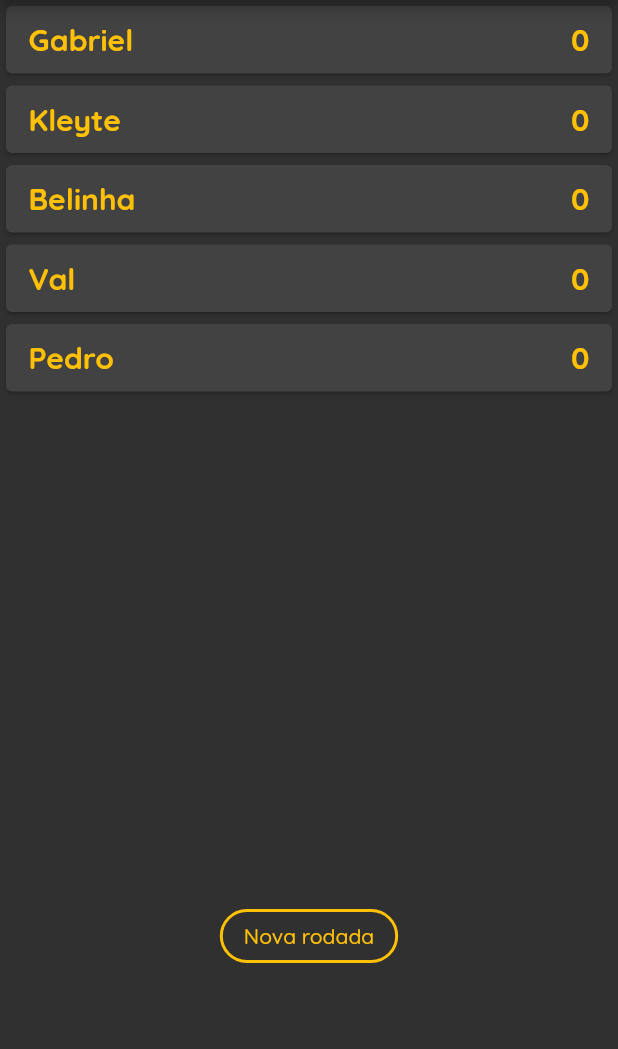
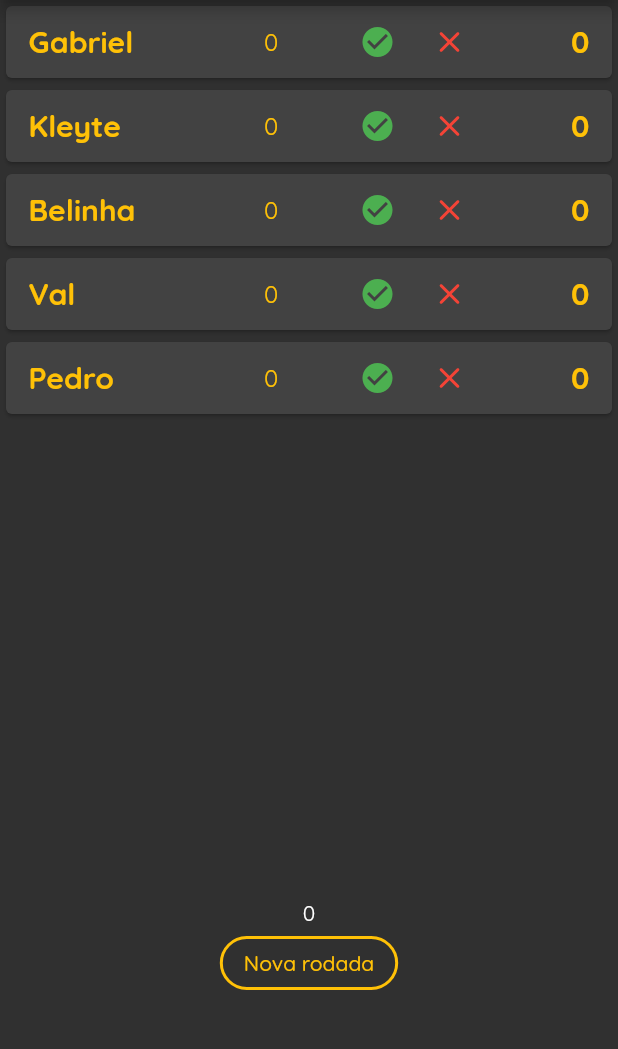
Before and after one commit to GabrielDangelo21/jogo_danese_flutter, a Flutter app: the screen it shows after launch, after a tap on "Jogar", on a phone screen of 412 x 824 dp, the part 84-1133 px from its top. Run offline on Flutter 3.47's test engine with Material 2 defaults, Android fonts, the phone set to English and light mode, and no system bars.

Commit message:
Criado botões na tela jogo e pedidas atualizáveis

```diff
--- a/lib/components/jogadores_form.dart
+++ b/lib/components/jogadores_form.dart
@@ -27,6 +27,7 @@ class _JogadoresFormState extends State<JogadoresForm> {
       children: [
         Card(
           child: TextField(
+            autofocus: true,
             controller: nomeController,
             //para o usuario nao ter que clicar no adicionar jogador e sim no ok do teclado
             onSubmitted: (_) => _submitForm(),
--- a/lib/components/jogadores_list.dart
+++ b/lib/components/jogadores_list.dart
@@ -3,6 +3,7 @@ import 'package:jogo_fodase/models/jogadores.dart';
 
 class JogadoresList extends StatelessWidget {
   final List<Jogador> jogadores;
+  int pedidas = 0;
 
   JogadoresList(this.jogadores);
 
@@ -19,6 +20,7 @@ class JogadoresList extends StatelessWidget {
               mainAxisAlignment: MainAxisAlignment.spaceBetween,
               children: [
                 Container(
+                  width: 100,
                   margin: EdgeInsets.symmetric(
                     horizontal: 15,
                     vertical: 10,
@@ -30,6 +32,30 @@ class JogadoresList extends StatelessWidget {
                       fontWeight: FontWeight.bold,
                       color: Theme.of(context).primaryColor,
                     ),
+                  ),
+                ),
+                Container(
+                  child: Text(
+                      style: TextStyle(
+                        fontSize: 16,
+                        color: Theme.of(context).primaryColor,
+                      ),
+                      pedidas.toString()),
+                ),
+                Container(
+                  child: Row(
+                    children: [
+                      IconButton(
+                        onPressed: () => {},
+                        icon: Icon(Icons.check_circle),
+                        color: Colors.green,
+                      ),
+                      IconButton(
+                        onPressed: () => {},
+                        icon: Icon(Icons.close_rounded),
+                        color: Colors.red,
+                      ),
+                    ],
                   ),
                 ),
                 Container(
@@ -45,7 +71,7 @@ class JogadoresList extends StatelessWidget {
                       color: Theme.of(context).primaryColor,
                     ),
                   ),
-                )
+                ),
               ],
             ),
           );
--- a/lib/main.dart
+++ b/lib/main.dart
@@ -48,22 +48,12 @@ class MyHomePage extends StatefulWidget {
 }
 
 class _MyHomePageState extends State<MyHomePage> {
-  final List<Jogador> _jogadores = [
-    Jogador(
-      nome: 'Gabriel',
-    ),
-    Jogador(
-      nome: 'Kleyte',
-    ),
-    Jogador(
-      nome: 'Belinha',
-    ),
-    Jogador(
-      nome: 'Val',
-    ),
-    Jogador(
-      nome: 'Pedro',
-    ),
+  final List<Jogador> jogadores = [
+    Jogador(nome: 'Gabriel'),
+    Jogador(nome: 'Kleyte'),
+    Jogador(nome: 'Belinha'),
+    Jogador(nome: 'Val'),
+    Jogador(nome: 'Pedro'),
   ];
 
   _addJogador(String nome) {
@@ -71,7 +61,7 @@ class _MyHomePageState extends State<MyHomePage> {
 
     // adcionando o novo jogador pelo componente statefull
     setState(() {
-      _jogadores.add(newJogador);
+      jogadores.add(newJogador);
     });
     // fechar o model do formulario após incluir novo jogador
     Navigator.of(context).pop();
@@ -95,11 +85,44 @@ class _MyHomePageState extends State<MyHomePage> {
           ),
         ),
       ),
-      body: SingleChildScrollView(
-        child: Column(
-          children: [
-            JogadoresList(_jogadores),
-            Row(
+      body: Column(
+        children: [
+          Container(
+            height: 600,
+            child: ListView.builder(
+                itemCount: jogadores.length,
+                itemBuilder: (ctx, index) {
+                  final jd = jogadores[index];
+                  return Column(
+                    children: [
+                      Card(
+                        child: Row(
+                          mainAxisAlignment: MainAxisAlignment.spaceBetween,
+                          children: [
+                            Container(
+                              width: 100,
+                              margin: EdgeInsets.symmetric(
+                                horizontal: 15,
+                                vertical: 10,
+                              ),
+                              child: Text(
+                                jd.nome,
+                                style: TextStyle(
+                                  fontSize: 20,
+                                  fontWeight: FontWeight.bold,
+                                  color: Theme.of(context).primaryColor,
+                                ),
+                              ),
+                            ),
+                          ],
+                        ),
+                      ),
+                    ],
+                  );
+                }),
+          ),
+          Container(
+            child: Row(
               mainAxisAlignment: MainAxisAlignment.spaceAround,
               children: [
                 OutlinedButton(
@@ -120,7 +143,7 @@ class _MyHomePageState extends State<MyHomePage> {
                   ),
                   onPressed: () => Navigator.of(context).pushReplacement(
                     MaterialPageRoute(
-                      builder: (context) => GamePage(jogadores: _jogadores),
+                      builder: (context) => GamePage(jogadores: jogadores),
                     ),
                   ),
                   child: Text(
@@ -129,15 +152,10 @@ class _MyHomePageState extends State<MyHomePage> {
                   ),
                 ),
               ],
-            )
-          ],
-        ),
+            ),
+          ),
+        ],
       ),
-      // floatingActionButton: FloatingActionButton(
-      //   onPressed: () => _openJogadorFormModal(context),
-      //   child: Icon(Icons.add),
-      // ),
-      // floatingActionButtonLocation: FloatingActionButtonLocation.centerFloat,
     );
   }
 }
--- a/lib/models/acertos.dart
+++ /dev/null
@@ -1,7 +0,0 @@
-class Acertos {
-  final String acertos;
-
-  Acertos({
-    required this.acertos,
-  });
-}
--- a/lib/models/jogadores.dart
+++ b/lib/models/jogadores.dart
@@ -1,6 +1,7 @@
 class Jogador {
   final String nome;
   final int pontos = 0;
+  int? pedidas = 0;
 
   Jogador({
     required this.nome,
--- a/lib/pages/game_page.dart
+++ b/lib/pages/game_page.dart
@@ -1,6 +1,5 @@
 import 'package:flutter/material.dart';
 import 'package:jogo_fodase/components/round_form.dart';
-import 'package:jogo_fodase/models/acertos.dart';
 
 import '../components/jogadores_list.dart';
 import '../models/jogadores.dart';
@@ -15,6 +14,23 @@ class GamePage extends StatefulWidget {
 }
 
 class _GamePageState extends State<GamePage> {
+  int pedidaJogador = 0;
+
+  addPedidas(int pedidas) {
+    setState(() {
+      pedidaJogador += pedidas;
+    });
+    Navigator.of(context).pop();
+  }
+
+  _openRoundFormModal(BuildContext context) {
+    showModalBottomSheet(
+        context: context,
+        builder: (_) {
+          return RoundForm(addPedidas);
+        });
+  }
+
   @override
   Widget build(BuildContext context) {
     return Scaffold(
@@ -23,16 +39,25 @@ class _GamePageState extends State<GamePage> {
           child: Text('Jogo Dane-se'),
         ),
       ),
-      body: SingleChildScrollView(
-        child: Column(
+      body: Column(
         children: [
-            JogadoresList(widget.jogadores),
+          SizedBox(
+            height: 600,
+            child: ListView.builder(
+              itemCount: widget.jogadores.length,
+              itemBuilder: (ctx, index) {
+                // final jd = widget.jogadores[index];
+                return JogadoresList(widget.jogadores);
+              },
+            ),
+          ),
+          Text(pedidaJogador.toString()),
           OutlinedButton(
             style: OutlinedButton.styleFrom(
               shape: StadiumBorder(),
               side: BorderSide(width: 2, color: Colors.amber),
             ),
-              onPressed: () => _openJogadorFormModal(context),
+            onPressed: () => _openRoundFormModal(context),
             child: Text(
               'Nova rodada',
               style: TextStyle(color: Colors.amber),
@@ -40,23 +65,6 @@ class _GamePageState extends State<GamePage> {
           ),
         ],
       ),
-      ),
     );
   }
-
-  _newRound(String acertos) {
-    final acertei = Acertos(
-      acertos: acertos,
-    );
-    for (int i = 0; i < widget.jogadores.length; i++) {}
-    setState(() {});
 }
-
-  _openJogadorFormModal(BuildContext context) {
-    showModalBottomSheet(
-        context: context,
-        builder: (_) {
-          return RoundForm(_newRound);
-        });
-  }
-}
```
Also changed, not shown: lib/components/round_form.dart (+8 -6 lines). Lines whose indentation alone changed are shown as unchanged.
